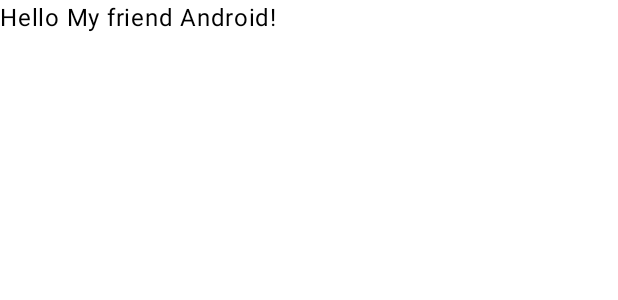
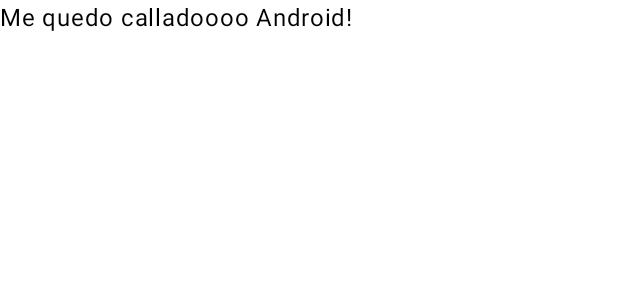
Before and after one commit to Abraham1439/QualifyGymApp_Grupo13, an Android app built with Jetpack Compose: the @Preview function GreetingPreview, on a phone screen of 412 x 824 dp. Shown: the top 300 px of the screen. Run offline under Robolectric (Android 15) with nearby library versions, the phone set to English and light mode, and no system bars.

Commit message:
Bueno chicos cambie el main lo modifique porque me quede poehafo coj iasn a caoidawlknf

```diff
--- a/QualifyGym_Grupo13/app/src/main/java/com/example/qualifygym_grupo13/MainActivity.kt
+++ b/QualifyGym_Grupo13/app/src/main/java/com/example/qualifygym_grupo13/MainActivity.kt
@@ -33,7 +33,7 @@ class MainActivity : ComponentActivity() {
 @Composable
 fun Greeting(name: String, modifier: Modifier = Modifier) {
     Text(
-        text = "Hello My friend $name!",
+        text = "Me quedo calladoooo $name!",
         modifier = modifier
     )
 }
```
Also changed, not shown: 1 other file.
